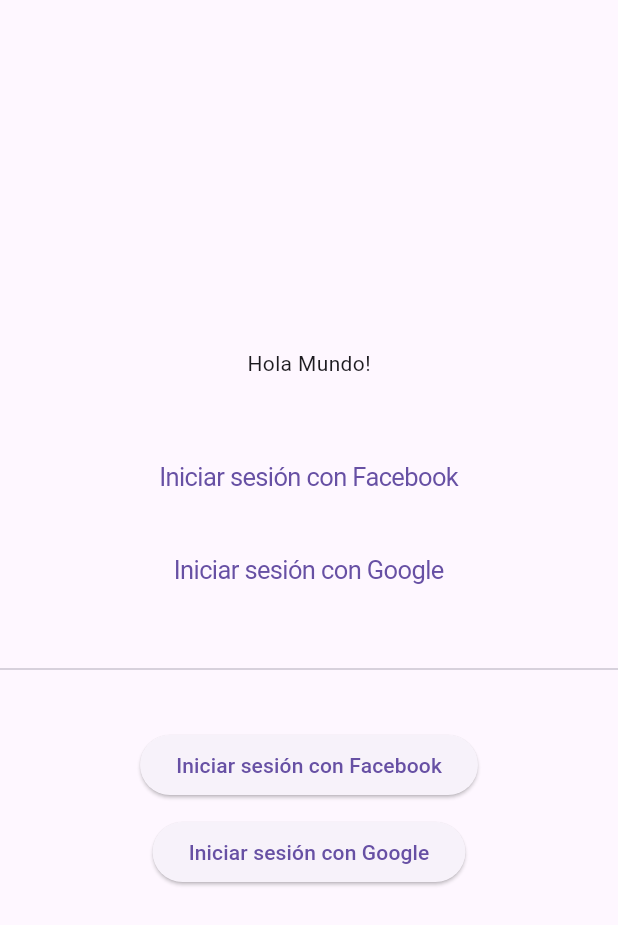
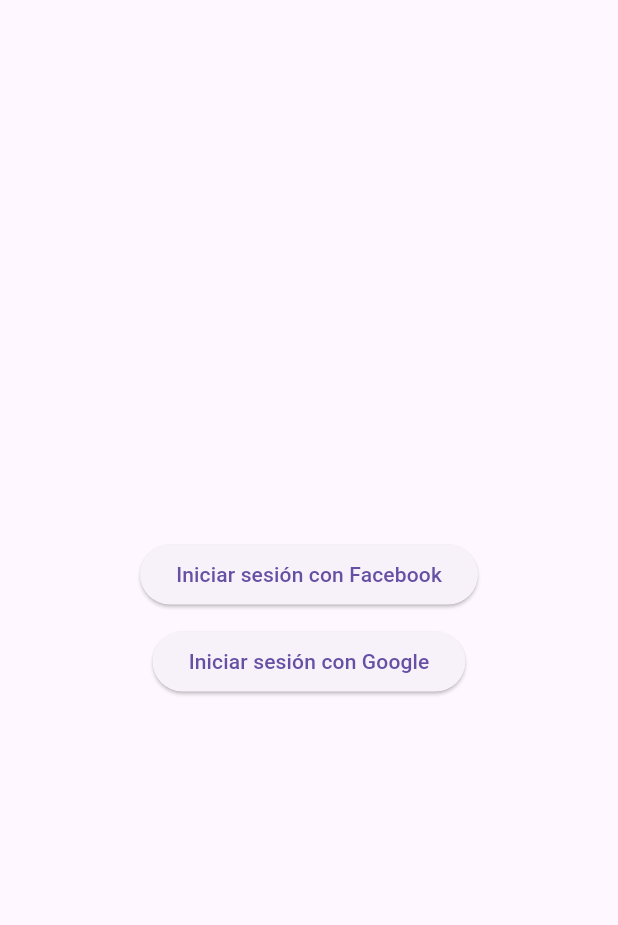
Before and after one commit to Duvier/bridge_flutter, a Flutter app: the screen it shows after launch, on a phone screen of 412 x 824 dp. Shown: the top 925 px of the screen. Run offline on Flutter 3.47's test engine with Material 3 defaults, Android fonts, the phone set to English and light mode, and no system bars.

Commit message:
Change name folder

```diff
--- a/lib/abtraction/cupertino_authenticate.dart
+++ b/lib/abstraction/cupertino_authenticate.dart
@@ -1,4 +1,4 @@
-import 'package:bridge_flutter/abtraction/abstract_authenticate.dart';
+import 'package:bridge_flutter/abstraction/abstract_authenticate.dart';
 import 'package:flutter/cupertino.dart';
 
 class CupertinoAuthenticate extends Authenticate {
--- a/lib/implementation/facebook_provider.dart
+++ b/lib/implementation/facebook_provider.dart
@@ -1,10 +1,12 @@
+
+import 'package:flutter/material.dart';
 
 import 'abstract_authentication_provider.dart';
 
 class FacebookProvider implements AuthenticationProvider {
   @override
   void authenticate() {
-    print('Solicitando acceso a Mark Zuckerberg');
+    debugPrint('Solicitando acceso a Mark Zuckerberg');
   }
 
 }
--- a/lib/implementation/google_provider.dart
+++ b/lib/implementation/google_provider.dart
@@ -1,3 +1,5 @@
+
+import 'package:flutter/material.dart';
 
 import 'abstract_authentication_provider.dart';
 
@@ -5,10 +7,10 @@ class GoogleProvider implements AuthenticationProvider {
   @override
   void authenticate() {
     _deleteCache();
-    print('Solicitando acceso a Larry Page y Serguéi Brin');
+    debugPrint('Solicitando acceso a Larry Page y Serguéi Brin');
   }
 
   void _deleteCache(){
-    print('Eliminando caché');
+    debugPrint('Eliminando caché');
   }
 }
--- a/lib/main.dart
+++ b/lib/main.dart
@@ -1,7 +1,10 @@
-import 'package:bridge_flutter/abtraction/cupertino_authenticate.dart';
+import 'dart:io';
+
+import 'package:bridge_flutter/abstraction/cupertino_authenticate.dart';
+import 'package:flutter/cupertino.dart';
 import 'package:flutter/material.dart';
 
-import 'abtraction/material_authenticate.dart';
+import 'abstraction/material_authenticate.dart';
 import 'implementation/facebook_provider.dart';
 import 'implementation/google_provider.dart';
 
@@ -16,21 +19,42 @@ class MainApp extends StatelessWidget {
 
   @override
   Widget build(BuildContext context) {
-    return MaterialApp(
+    return Platform.isAndroid
+        ? MaterialApp(
             home: Scaffold(
               body: Center(
                 child: Column(
                   mainAxisAlignment: MainAxisAlignment.center,
                   children: [
-              const Text('Hola Mundo!'),
+                    MaterialAuthenticate(
+                      title: 'Iniciar sesión con Facebook',
+                      provider: facebookProvider,
+                    ),
+                    const SizedBox(height: 10),
+                    MaterialAuthenticate(
+                      title: 'Iniciar sesión con Google',
+                      provider: googleProvider,
+                    ),
+                  ],
+                ),
+              ),
+            ),
+          )
+        : CupertinoApp(
+            home: CupertinoPageScaffold(
+              child: Center(
+                child: Column(
+                  children: [
                     const SizedBox(height: 40),
-              CupertinoAuthenticate(title: 'Iniciar sesión con Facebook', provider: facebookProvider),
+                    CupertinoAuthenticate(
+                      title: 'Iniciar sesión con Facebook',
+                      provider: facebookProvider,
+                    ),
                     const SizedBox(height: 10),
-              CupertinoAuthenticate(title: 'Iniciar sesión con Google', provider: googleProvider),
-              const Divider(height: 80),
-              MaterialAuthenticate(title: 'Iniciar sesión con Facebook', provider: facebookProvider),
-              const SizedBox(height: 10),
-              MaterialAuthenticate(title: 'Iniciar sesión con Google', provider: googleProvider),
+                    CupertinoAuthenticate(
+                      title: 'Iniciar sesión con Google',
+                      provider: googleProvider,
+                    ),
                   ],
                 ),
               ),
```
Also changed, not shown: lib/abstraction/abstract_authenticate.dart (renamed from lib/abtraction/abstract_authenticate.dart), lib/abstraction/material_authenticate.dart (renamed from lib/abtraction/material_authenticate.dart). Lines whose indentation alone changed are shown as unchanged.
